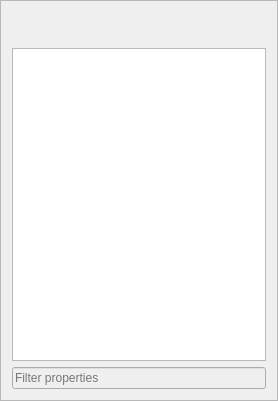
This is itempropertieswidget.ui in ArashMassoudieh/OpenHydroQual as Qt 5 draws it before an edit. The edited form follows.
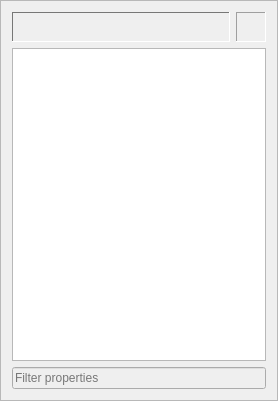
This is the edited form.

```diff
--- a/itempropertieswidget.ui
+++ b/itempropertieswidget.ui
@@ -24,6 +24,454 @@
     <layout class="QHBoxLayout" name="horizontalLayout">
      <item>
       <widget class="QLabel" name="Title">
+       <property name="palette">
+        <palette>
+         <active>
+          <colorrole role="WindowText">
+           <brush brushstyle="SolidPattern">
+            <color alpha="255">
+             <red>0</red>
+             <green>0</green>
+             <blue>0</blue>
+            </color>
+           </brush>
+          </colorrole>
+          <colorrole role="Button">
+           <brush brushstyle="SolidPattern">
+            <color alpha="255">
+             <red>238</red>
+             <green>238</green>
+             <blue>236</blue>
+            </color>
+           </brush>
+          </colorrole>
+          <colorrole role="Light">
+           <brush brushstyle="SolidPattern">
+            <color alpha="255">
+             <red>255</red>
+             <green>255</green>
+             <blue>255</blue>
+            </color>
+           </brush>
+          </colorrole>
+          <colorrole role="Midlight">
+           <brush brushstyle="SolidPattern">
+            <color alpha="255">
+             <red>246</red>
+             <green>246</green>
+             <blue>245</blue>
+            </color>
+           </brush>
+          </colorrole>
+          <colorrole role="Dark">
+           <brush brushstyle="SolidPattern">
+            <color alpha="255">
+             <red>119</red>
+             <green>119</green>
+             <blue>118</blue>
+            </color>
+           </brush>
+          </colorrole>
+          <colorrole role="Mid">
+           <brush brushstyle="SolidPattern">
+            <color alpha="255">
+             <red>159</red>
+             <green>159</green>
+             <blue>157</blue>
+            </color>
+           </brush>
+          </colorrole>
+          <colorrole role="Text">
+           <brush brushstyle="SolidPattern">
+            <color alpha="255">
+             <red>0</red>
+             <green>0</green>
+             <blue>0</blue>
+            </color>
+           </brush>
+          </colorrole>
+          <colorrole role="BrightText">
+           <brush brushstyle="SolidPattern">
+            <color alpha="255">
+             <red>255</red>
+             <green>255</green>
+             <blue>255</blue>
+            </color>
+           </brush>
+          </colorrole>
+          <colorrole role="ButtonText">
+           <brush brushstyle="SolidPattern">
+            <color alpha="255">
+             <red>0</red>
+             <green>0</green>
+             <blue>0</blue>
+            </color>
+           </brush>
+          </colorrole>
+          <colorrole role="Base">
+           <brush brushstyle="SolidPattern">
+            <color alpha="255">
+             <red>255</red>
+             <green>255</green>
+             <blue>255</blue>
+            </color>
+           </brush>
+          </colorrole>
+          <colorrole role="Window">
+           <brush brushstyle="SolidPattern">
+            <color alpha="255">
+             <red>238</red>
+             <green>238</green>
+             <blue>236</blue>
+            </color>
+           </brush>
+          </colorrole>
+          <colorrole role="Shadow">
+           <brush brushstyle="SolidPattern">
+            <color alpha="255">
+             <red>0</red>
+             <green>0</green>
+             <blue>0</blue>
+            </color>
+           </brush>
+          </colorrole>
+          <colorrole role="AlternateBase">
+           <brush brushstyle="SolidPattern">
+            <color alpha="255">
+             <red>246</red>
+             <green>246</green>
+             <blue>245</blue>
+            </color>
+           </brush>
+          </colorrole>
+          <colorrole role="ToolTipBase">
+           <brush brushstyle="SolidPattern">
+            <color alpha="255">
+             <red>255</red>
+             <green>255</green>
+             <blue>220</blue>
+            </color>
+           </brush>
+          </colorrole>
+          <colorrole role="ToolTipText">
+           <brush brushstyle="SolidPattern">
+            <color alpha="255">
+             <red>0</red>
+             <green>0</green>
+             <blue>0</blue>
+            </color>
+           </brush>
+          </colorrole>
+          <colorrole role="PlaceholderText">
+           <brush brushstyle="SolidPattern">
+            <color alpha="128">
+             <red>0</red>
+             <green>0</green>
+             <blue>0</blue>
+            </color>
+           </brush>
+          </colorrole>
+         </active>
+         <inactive>
+          <colorrole role="WindowText">
+           <brush brushstyle="SolidPattern">
+            <color alpha="255">
+             <red>0</red>
+             <green>0</green>
+             <blue>0</blue>
+            </color>
+           </brush>
+          </colorrole>
+          <colorrole role="Button">
+           <brush brushstyle="SolidPattern">
+            <color alpha="255">
+             <red>238</red>
+             <green>238</green>
+             <blue>236</blue>
+            </color>
+           </brush>
+          </colorrole>
+          <colorrole role="Light">
+           <brush brushstyle="SolidPattern">
+            <color alpha="255">
+             <red>255</red>
+             <green>255</green>
+             <blue>255</blue>
+            </color>
+           </brush>
+          </colorrole>
+          <colorrole role="Midlight">
+           <brush brushstyle="SolidPattern">
+            <color alpha="255">
+             <red>246</red>
+             <green>246</green>
+             <blue>245</blue>
+            </color>
+           </brush>
+          </colorrole>
+          <colorrole role="Dark">
+           <brush brushstyle="SolidPattern">
+            <color alpha="255">
+             <red>119</red>
+             <green>119</green>
+             <blue>118</blue>
+            </color>
+           </brush>
+          </colorrole>
+          <colorrole role="Mid">
+           <brush brushstyle="SolidPattern">
+            <color alpha="255">
+             <red>159</red>
+             <green>159</green>
+             <blue>157</blue>
+            </color>
+           </brush>
+          </colorrole>
+          <colorrole role="Text">
+           <brush brushstyle="SolidPattern">
+            <color alpha="255">
+             <red>0</red>
+             <green>0</green>
+             <blue>0</blue>
+            </color>
+           </brush>
+          </colorrole>
+          <colorrole role="BrightText">
+           <brush brushstyle="SolidPattern">
+            <color alpha="255">
+             <red>255</red>
+             <green>255</green>
+             <blue>255</blue>
+            </color>
+           </brush>
+          </colorrole>
+          <colorrole role="ButtonText">
+           <brush brushstyle="SolidPattern">
+            <color alpha="255">
+             <red>0</red>
+             <green>0</green>
+             <blue>0</blue>
+            </color>
+           </brush>
+          </colorrole>
+          <colorrole role="Base">
+           <brush brushstyle="SolidPattern">
+            <color alpha="255">
+             <red>255</red>
+             <green>255</green>
+             <blue>255</blue>
+            </color>
+           </brush>
+          </colorrole>
+          <colorrole role="Window">
+           <brush brushstyle="SolidPattern">
+            <color alpha="255">
+             <red>238</red>
+             <green>238</green>
+             <blue>236</blue>
+            </color>
+           </brush>
+          </colorrole>
+          <colorrole role="Shadow">
+           <brush brushstyle="SolidPattern">
+            <color alpha="255">
+             <red>0</red>
+             <green>0</green>
+             <blue>0</blue>
+            </color>
+           </brush>
+          </colorrole>
+          <colorrole role="AlternateBase">
+           <brush brushstyle="SolidPattern">
+            <color alpha="255">
+             <red>246</red>
+             <green>246</green>
+             <blue>245</blue>
+            </color>
+           </brush>
+          </colorrole>
+          <colorrole role="ToolTipBase">
+           <brush brushstyle="SolidPattern">
+            <color alpha="255">
+             <red>255</red>
+             <green>255</green>
+             <blue>220</blue>
+            </color>
+           </brush>
+          </colorrole>
+          <colorrole role="ToolTipText">
+           <brush brushstyle="SolidPattern">
+            <color alpha="255">
+             <red>0</red>
+             <green>0</green>
+             <blue>0</blue>
+            </color>
+           </brush>
+          </colorrole>
+          <colorrole role="PlaceholderText">
+           <brush brushstyle="SolidPattern">
+            <color alpha="128">
+             <red>0</red>
+             <green>0</green>
+             <blue>0</blue>
+            </color>
+           </brush>
+          </colorrole>
+         </inactive>
+         <disabled>
+          <colorrole role="WindowText">
+           <brush brushstyle="SolidPattern">
+            <color alpha="255">
+             <red>119</red>
+             <green>119</green>
+             <blue>118</blue>
+            </color>
+           </brush>
+          </colorrole>
+          <colorrole role="Button">
+           <brush brushstyle="SolidPattern">
+            <color alpha="255">
+             <red>238</red>
+             <green>238</green>
+             <blue>236</blue>
+            </color>
+           </brush>
+          </colorrole>
+          <colorrole role="Light">
+           <brush brushstyle="SolidPattern">
+            <color alpha="255">
+             <red>255</red>
+             <green>255</green>
+             <blue>255</blue>
+            </color>
+           </brush>
+          </colorrole>
+          <colorrole role="Midlight">
+           <brush brushstyle="SolidPattern">
+            <color alpha="255">
+             <red>246</red>
+             <green>246</green>
+             <blue>245</blue>
+            </color>
+           </brush>
+          </colorrole>
+          <colorrole role="Dark">
+           <brush brushstyle="SolidPattern">
+            <color alpha="255">
+             <red>119</red>
+             <green>119</green>
+             <blue>118</blue>
+            </color>
+           </brush>
+          </colorrole>
+          <colorrole role="Mid">
+           <brush brushstyle="SolidPattern">
+            <color alpha="255">
+             <red>159</red>
+             <green>159</green>
+             <blue>157</blue>
+            </color>
+           </brush>
+          </colorrole>
+          <colorrole role="Text">
+           <brush brushstyle="SolidPattern">
+            <color alpha="255">
+             <red>119</red>
+             <green>119</green>
+             <blue>118</blue>
+            </color>
+           </brush>
+          </colorrole>
+          <colorrole role="BrightText">
+           <brush brushstyle="SolidPattern">
+            <color alpha="255">
+             <red>255</red>
+             <green>255</green>
+             <blue>255</blue>
+            </color>
+           </brush>
+          </colorrole>
+          <colorrole role="ButtonText">
+           <brush brushstyle="SolidPattern">
+            <color alpha="255">
+             <red>119</red>
+             <green>119</green>
+             <blue>118</blue>
+            </color>
+           </brush>
+          </colorrole>
+          <colorrole role="Base">
+           <brush brushstyle="SolidPattern">
+            <color alpha="255">
+             <red>238</red>
+             <green>238</green>
+             <blue>236</blue>
+            </color>
+           </brush>
+          </colorrole>
+          <colorrole role="Window">
+           <brush brushstyle="SolidPattern">
+            <color alpha="255">
+             <red>238</red>
+             <green>238</green>
+             <blue>236</blue>
+            </color>
+           </brush>
+          </colorrole>
+          <colorrole role="Shadow">
+           <brush brushstyle="SolidPattern">
+            <color alpha="255">
+             <red>0</red>
+             <green>0</green>
+             <blue>0</blue>
+            </color>
+           </brush>
+          </colorrole>
+          <colorrole role="AlternateBase">
+           <brush brushstyle="SolidPattern">
+            <color alpha="255">
+             <red>238</red>
+             <green>238</green>
+             <blue>236</blue>
+            </color>
+           </brush>
+          </colorrole>
+          <colorrole role="ToolTipBase">
+           <brush brushstyle="SolidPattern">
+            <color alpha="255">
+             <red>255</red>
+             <green>255</green>
+             <blue>220</blue>
+            </color>
+           </brush>
+          </colorrole>
+          <colorrole role="ToolTipText">
+           <brush brushstyle="SolidPattern">
+            <color alpha="255">
+             <red>0</red>
+             <green>0</green>
+             <blue>0</blue>
+            </color>
+           </brush>
+          </colorrole>
+          <colorrole role="PlaceholderText">
+           <brush brushstyle="SolidPattern">
+            <color alpha="128">
+             <red>0</red>
+             <green>0</green>
+             <blue>0</blue>
+            </color>
+           </brush>
+          </colorrole>
+         </disabled>
+        </palette>
+       </property>
+       <property name="frameShape">
+        <enum>QFrame::Panel</enum>
+       </property>
+       <property name="frameShadow">
+        <enum>QFrame::Sunken</enum>
+       </property>
        <property name="text">
         <string/>
        </property>
@@ -43,6 +491,12 @@
          <height>30</height>
         </size>
        </property>
+       <property name="frameShape">
+        <enum>QFrame::Panel</enum>
+       </property>
+       <property name="frameShadow">
+        <enum>QFrame::Sunken</enum>
+       </property>
        <property name="text">
         <string/>
        </property>
```
